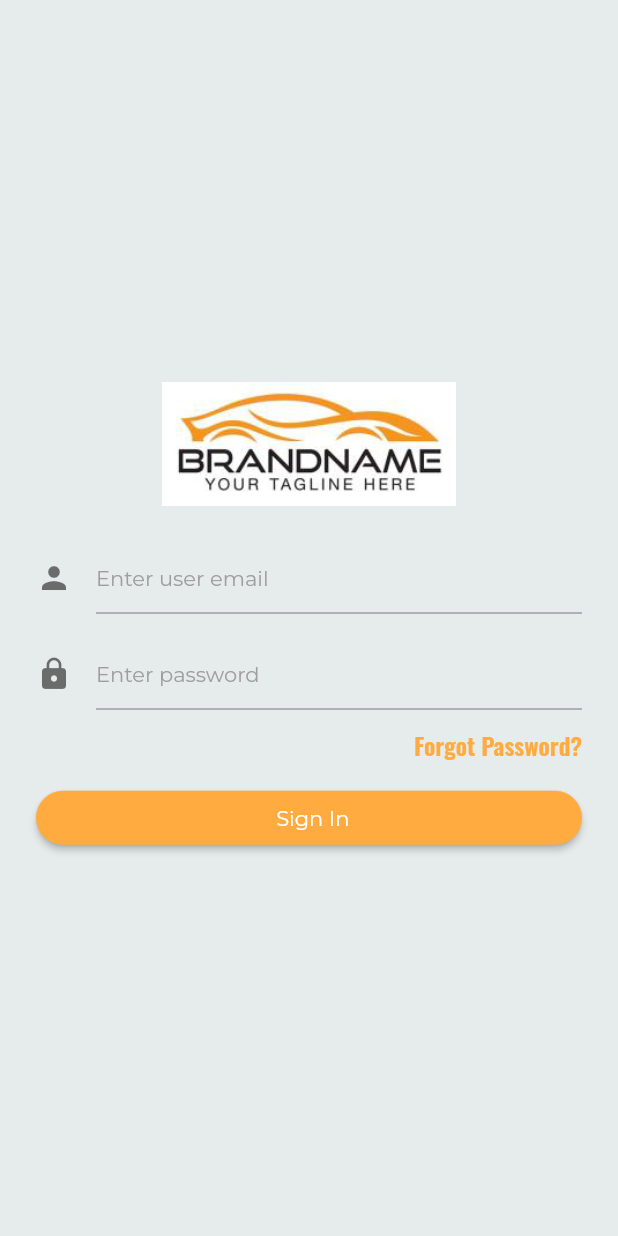
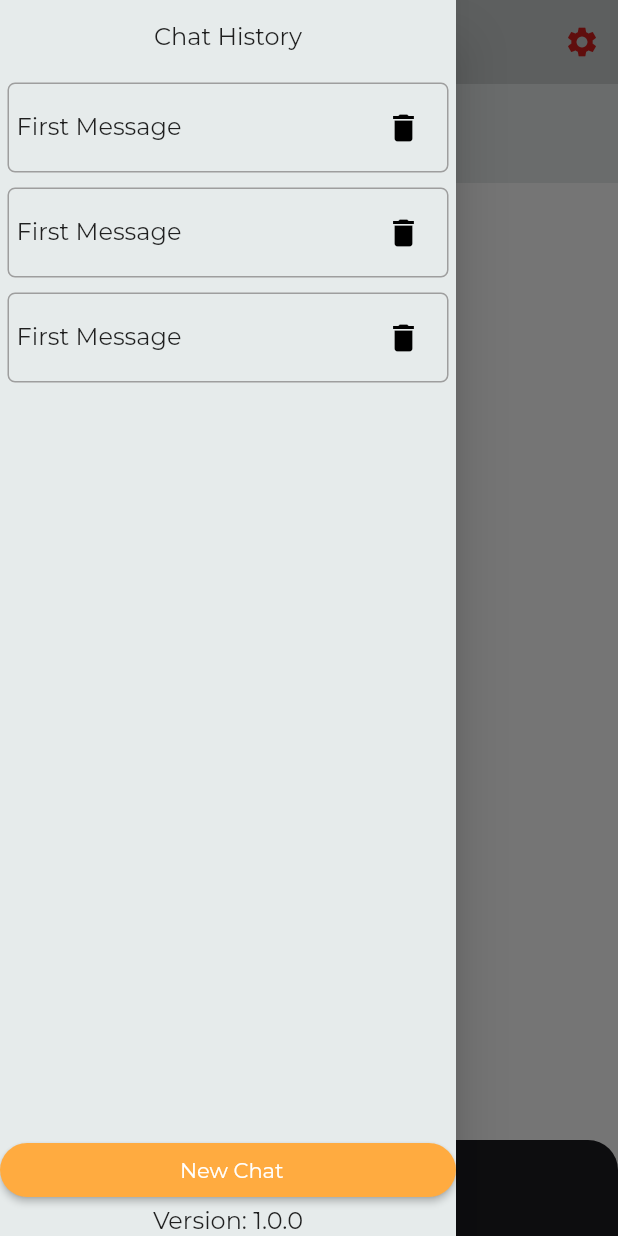
Before and after one commit to Erel0251/CloneAppChatAI, a Flutter app: the screen it shows after launch, with the side drawer open (before the commit the screen has no drawer), on a phone screen of 412 x 824 dp. Run offline on Flutter 3.47's test engine with Material 2 defaults, Android fonts, the phone set to English and light mode, and no system bars; our stand-ins replace another_flushbar, dio, event_bus, flutter_chat_types, flutter_chat_ui, flutter_mobx and 7 more; missing offline and left inert: dart_openai, material_dialog, xxtea; generated files the repository leaves out were written again.

Commit message:
feat: Add chatAI dependency and code relate

```diff
--- /dev/null
+++ b/lib/domain/entity/history/history.dart
@@ -0,0 +1,18 @@
+
+class History {
+  static int total = 0;
+  final int id = History.total;
+  final String fistMessage;
+
+  History({required this.fistMessage}){
+    History.total += 1;
+  }
+
+
+  Map<String, dynamic> toMap() {
+    return {
+      'id': id,
+      'fistMessage': fistMessage,
+    };
+  }
+}
--- a/lib/main.dart
+++ b/lib/main.dart
@@ -4,11 +4,14 @@ import 'package:boilerplate/di/service_locator.dart';
 import 'package:boilerplate/presentation/my_app.dart';
 import 'package:flutter/material.dart';
 import 'package:flutter/services.dart';
+import 'package:flutter/widgets.dart';
+import 'package:dart_openai/dart_openai.dart';
 
 Future<void> main() async {
   WidgetsFlutterBinding.ensureInitialized();
   await setPreferredOrientations();
   await ServiceLocator.configureDependencies();
+  OpenAI.apiKey = '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';
   runApp(MyApp());
 }
 
--- /dev/null
+++ b/lib/presentation/chat/chat.dart
@@ -0,0 +1,203 @@
+import 'dart:math';
+import 'dart:convert';
+import 'package:boilerplate/presentation/history/history.dart';
+import 'package:flutter/material.dart';
+import 'package:flutter_mobx/flutter_mobx.dart';
+import 'package:flutter_chat_ui/flutter_chat_ui.dart';
+import 'package:flutter_chat_types/flutter_chat_types.dart' as types;
+import 'package:dart_openai/dart_openai.dart';
+
+class ChatScreen extends StatefulWidget {
+  @override
+  State<ChatScreen> createState() => _ChatScreenState();
+}
+String randomString() {
+  final random = Random.secure();
+  final values = List<int>.generate(16, (i) => random.nextInt(255));
+  return base64UrlEncode(values);
+}
+
+class _ChatScreenState extends State<ChatScreen> {
+  //final _chatController = ChatController();
+
+  final List<OpenAIChatCompletionChoiceMessageModel> _historychat = [];
+  final List<types.Message> _messages = [];
+  final _user = const types.User(id: '1');
+  final _agent = const types.User(id: '2');
+
+  //stores:---------------------------------------------------------------------
+
+  @override
+  // Screen initiation
+  Widget build(BuildContext context) {
+    return Scaffold(
+      appBar: _buildAppBar(),
+      body: Observer(
+        builder: (_) {
+          return _buildBody();
+        },
+      ),
+      drawer: HistorySectionScreen(),
+      );
+  }
+
+  PreferredSizeWidget _buildAppBar() {
+    return AppBar(
+      backgroundColor: Colors.black12,
+      foregroundColor: Colors.white,
+      title: Text('Chat'),
+      centerTitle: true,
+      actions: [
+        _settingButton(),
+      ],
+    );
+  }
+
+  // body: contain an mini appbar to choose role of AI Agent
+  // and a listview of chat history
+  Widget _buildBody() {
+    return Container(
+      child: Column(
+        children: [
+          _buildMiniAppBar(),
+          _buildChatBox(),
+        ],
+      ),
+    );
+  }
+
+  // Mini appbar contain an text attached with
+  // a dropdown options button to choose models in chatbox
+  Widget _buildMiniAppBar() {
+    return Container(
+      padding: EdgeInsets.all(5),
+      child: Column(
+        children: [
+          Text('Select models: '),
+          AsyncDropdownButton(),
+        ],
+      ),
+    );
+  }
+
+  // Async dropdown button: contain a dropdown button
+  // to choose models async from listModel()
+  Widget AsyncDropdownButton() {
+    return FutureBuilder(
+      future: listModel(),
+      builder: (context, snapshot) {
+        if (snapshot.hasData) {
+          return DropdownButton(
+            value: snapshot.data![0],
+            onChanged: (value) {
+              // _chatController.changeModel(value);
+            },
+            items: snapshot.data!.map<DropdownMenuItem<String>>((value) {
+              return DropdownMenuItem<String>(
+                value: value,
+                child: Text(value),
+              );
+            }).toList(),
+          );
+        } else {
+          return CircularProgressIndicator();
+        }
+      },
+    );
+  }
+
+  // chat history: contain a listview of chat item
+  // with avatar and message, chat of user float to the right
+  // and chat of AI Agent float to the left
+  Widget _buildChatBox() {
+    return Expanded(
+      child: Chat(
+        messages: _messages.map((e) => e).toList(),
+        onSendPressed: _handleSendPressed,
+        user: _user,
+      ),
+    );
+  }
+
+  void _addMessage(types.Message message) {
+    setState(() {
+      _messages.insert(0, message);
+    });
+  }
+
+  void _handleSendPressed(types.PartialText message) async {
+    final user_m = types.TextMessage( author: _user,
+      id: randomString(),
+      text: message.text,
+      createdAt: DateTime.now().millisecondsSinceEpoch,
+    );
+
+    _addMessage(user_m);
+
+    String response = await _openAIResponse(message.text);
+
+    final agent_m = types.TextMessage(
+      author: _agent,
+      id: randomString(),
+      text: response.toString(),
+      createdAt: DateTime.now().millisecondsSinceEpoch,
+    );
+
+    _addMessage(agent_m);
+  }
+
+
+  Widget _settingButton() {
+    return Observer(
+      builder: (context) {
+        return IconButton(
+          icon: Icon(Icons.settings),
+          onPressed: () {
+            //Navigator.pushNamed(context, Routes.settings);
+          },
+        );
+      },
+    );
+  }
+
+  // return list of model AI
+  Future<List<String>> listModel() async {
+    final List<OpenAIModelModel> models = await OpenAI.instance.model.list();
+    List<String> result = [];
+    for(var model in models) {
+      result.add(model.id);
+    }
+    result.sort();
+
+    return result;
+  }
+
+  Future<String> _openAIResponse(String message) async {
+    final userMessage = OpenAIChatCompletionChoiceMessageModel(
+      role: OpenAIChatMessageRole.user,
+      content: [
+        OpenAIChatCompletionChoiceMessageContentItemModel.text(message)
+      ],
+    );
+
+    _historychat.add(userMessage);
+
+    final chatCompletion = await OpenAI.instance.chat.create(
+      model: 'gpt-3.5-turbo-1106',
+      n: 1,
+      messages: _historychat,
+    );
+
+    String response = chatCompletion.choices.first.message.content![0].text!;
+
+    _historychat.add(OpenAIChatCompletionChoiceMessageModel(
+      role: OpenAIChatMessageRole.assistant,
+      content: [
+        OpenAIChatCompletionChoiceMessageContentItemModel.text(response)
+      ]
+    ));
+    // or content: chatCompletion.choices.first.message.content
+
+    return response;
+  }
+}
--- /dev/null
+++ b/lib/presentation/history/history.dart
@@ -0,0 +1,110 @@
+import 'package:boilerplate/core/widgets/rounded_button_widget.dart';
+import 'package:flutter/material.dart';
+import 'package:flutter_mobx/flutter_mobx.dart';
+
+class HistorySectionScreen extends StatefulWidget {
+  @override
+  State<HistorySectionScreen> createState() => _HistorySectionScreenState();
+}
+
+class _HistorySectionScreenState extends State<HistorySectionScreen> {
+  //final _chatController = ChatController();
+
+  //stores:---------------------------------------------------------------------
+
+  // Widget Drawer with 2 part
+  // History list on the up top
+  // New Chat button on the bottom
+  @override
+  Widget build(BuildContext context) {
+    return Drawer(
+      child: _buildBody(),
+    );
+  }
+
+  Widget _buildBody() {
+    return Column(
+      mainAxisAlignment: MainAxisAlignment.spaceBetween,
+      children: [
+        _historyList(),
+        _newChatSection(),
+      ],
+    );
+  }
+
+  // History List contains the list of all the stream chats that the user has
+  // each listitem is a widgets
+  Widget _historyList() {
+    return Column(
+        children: [
+          _title(),
+          _historyListItem(),
+          _historyListItem(),
+          _historyListItem(),
+        ],
+    );
+  }
+
+  Widget _title() {
+    return Container(
+      height: 50,
+      child: Center(
+        child: Text('Chat History'),
+      ),
+    );
+  }
+
+  // listItem that is a button contains first message of the chat
+  // and the delete listItem button float to the right
+  Widget _historyListItem() {
+    return Container(
+      margin: EdgeInsets.all(5),
+      padding: EdgeInsets.all(5),
+      decoration: BoxDecoration(
+        borderRadius: BorderRadius.circular(5),
+        border: Border.all(
+          color: Colors.grey,
+          width: 1,
+        ),
+      ),
+      child: Row(
+        mainAxisAlignment: MainAxisAlignment.spaceBetween,
+        children: [
+          Text('First Message'),
+          _historyListItemDeleteButton(),
+        ],
+      ),
+    );
+  }
+
+  // delete button for each listItem
+  Widget _historyListItemDeleteButton() {
+    return IconButton(
+      icon: Icon(Icons.delete),
+      onPressed: () {},
+    );
+  }
+
+  Widget _newChatSection() {
+    return Column(
+      crossAxisAlignment: CrossAxisAlignment.center,
+      children: [
+        _newChatButton(),
+        Text('Version: 1.0.0'),
+      ],
+    );
+  }
+
+  Widget _newChatButton() {
+    return Observer(
+      builder: (context) {
+      return RoundedButtonWidget(
+        buttonText: 'New Chat',
+        buttonColor: Colors.orangeAccent,
+        textColor: Colors.white,
+        onPressed: () {},
+        );
+      },
+    );
+  }
+}
--- a/lib/presentation/my_app.dart
+++ b/lib/presentation/my_app.dart
@@ -1,10 +1,8 @@
 import 'package:boilerplate/constants/app_theme.dart';
 import 'package:boilerplate/constants/strings.dart';
-import 'package:boilerplate/presentation/home/home.dart';
+import 'package:boilerplate/presentation/chat/chat.dart';
 import 'package:boilerplate/presentation/home/store/language/language_store.dart';
 import 'package:boilerplate/presentation/home/store/theme/theme_store.dart';
-import 'package:boilerplate/presentation/login/login.dart';
-import 'package:boilerplate/presentation/login/store/login_store.dart';
 import 'package:boilerplate/utils/locale/app_localization.dart';
 import 'package:boilerplate/utils/routes/routes.dart';
 import 'package:flutter/material.dart';
@@ -19,7 +17,7 @@ class MyApp extends StatelessWidget {
   // with Hot Reload than creating it directly in the `build` function.
   final ThemeStore _themeStore = getIt<ThemeStore>();
   final LanguageStore _languageStore = getIt<LanguageStore>();
-  final UserStore _userStore = getIt<UserStore>();
+  //final UserStore _userStore = getIt<UserStore>();
 
   @override
   Widget build(BuildContext context) {
@@ -46,7 +44,7 @@ class MyApp extends StatelessWidget {
             // Built-in localization of basic text for Cupertino widgets
             GlobalCupertinoLocalizations.delegate,
           ],
-          home: _userStore.isLoggedIn ? HomeScreen() : LoginScreen(),
+          home: ChatScreen(),
         );
       },
     );
```
Also changed, not shown: lib/data/local/datasources/post/post_datasource.dart (+6 -8 lines), lib/domain/entity/chat/chat.dart (added, +28 -0 lines), lib/domain/entity/chat/chat_datasource.dart (added, +22 -0 lines), lib/domain/entity/chat/chat_list.dart (added, +18 -0 lines), pubspec.yaml (+7 -2 lines), 7 other files.
